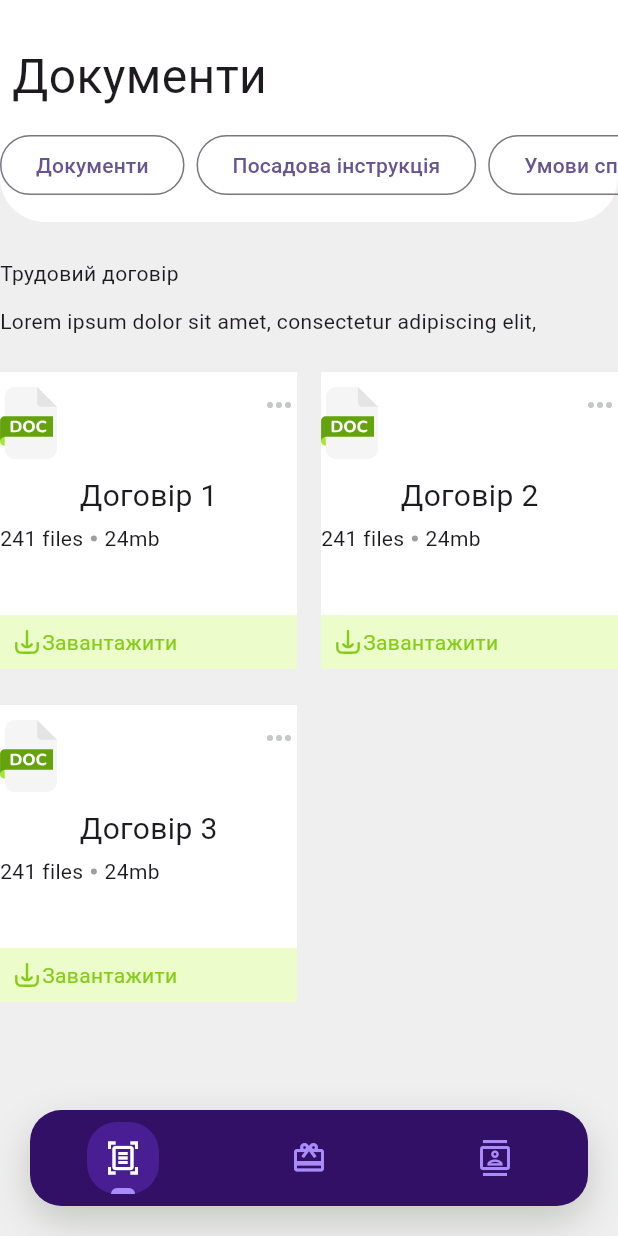
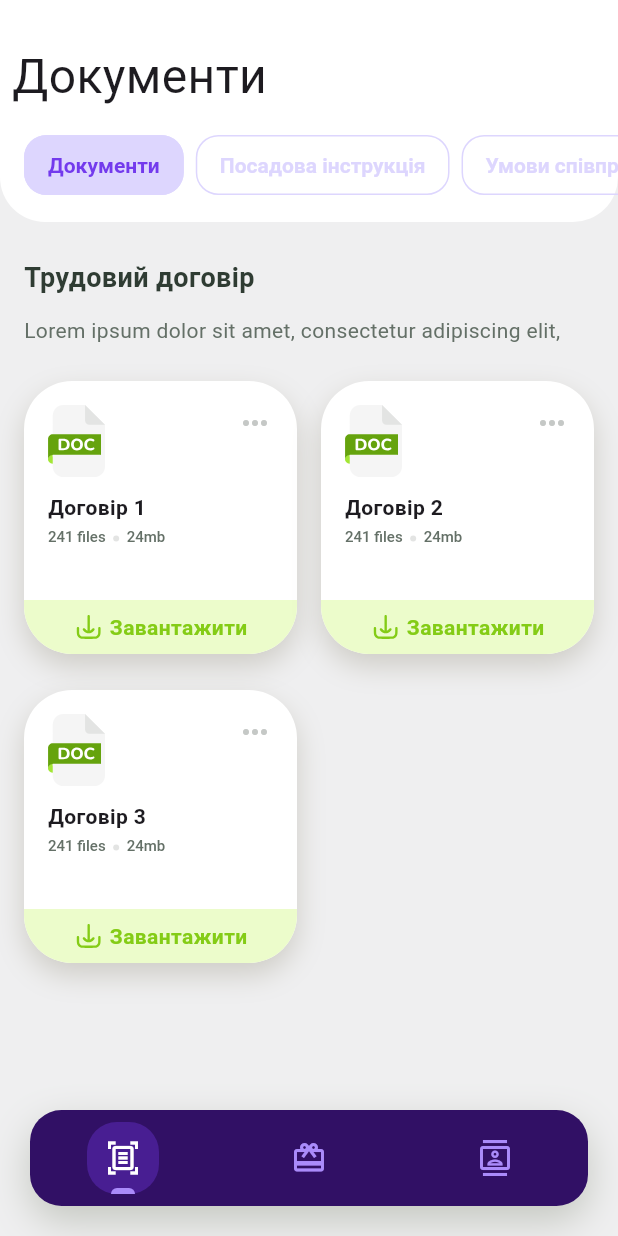
Before and after one commit to krida2000/your-doctor, a Flutter app: the screen it shows after launch, on a phone screen of 412 x 824 dp. Run offline on Flutter 3.47's test engine with Material 3 defaults, Android fonts, the phone set to English and light mode, and no system bars; our stand-ins replace flutter_markdown, flutter_svg, get.

Commit message:
Finish documents tab implementation

```diff
--- a/lib/main.dart
+++ b/lib/main.dart
@@ -1,6 +1,7 @@
 import 'package:flutter/material.dart';
 
 import '/ui/page/home/view.dart';
+import 'theme.dart';
 
 void main() {
   runApp(const App());
@@ -15,6 +16,7 @@ class App extends StatelessWidget {
       theme: ThemeData(
         colorScheme: ColorScheme.fromSeed(seedColor: Colors.deepPurple),
         useMaterial3: true,
+        extensions: const [Style()],
       ),
       debugShowCheckedModeBanner: false,
       home: const HomePage(),
--- /dev/null
+++ b/lib/theme.dart
@@ -0,0 +1,40 @@
+import 'package:flutter/material.dart';
+
+class Style extends ThemeExtension<Style> {
+  const Style({this.fonts = const Fonts()});
+
+  final Fonts fonts;
+
+  @override
+  ThemeExtension<Style> copyWith({Fonts? fonts}) {
+    return Style(fonts: fonts ?? this.fonts);
+  }
+
+  @override
+  ThemeExtension<Style> lerp(covariant ThemeExtension<Style>? other, double t) {
+    // TODO: implement lerp.
+    return Style(fonts: fonts);
+  }
+}
+
+class Fonts {
+  const Fonts();
+
+  TextStyle get xsBold => const TextStyle(
+        fontFamily: 'Roboto',
+        fontSize: 14,
+        fontWeight: FontWeight.w700,
+      );
+
+  TextStyle get xsSemiBold => const TextStyle(
+        fontFamily: 'Roboto',
+        fontSize: 14,
+        fontWeight: FontWeight.w600,
+      );
+
+  TextStyle get xxsMedium => const TextStyle(
+        fontFamily: 'Roboto',
+        fontSize: 10,
+        fontWeight: FontWeight.w500,
+      );
+}
--- a/lib/ui/page/home/tab/bonus/controller.dart
+++ b/lib/ui/page/home/tab/bonus/controller.dart
@@ -1,5 +1,3 @@
 import 'package:get/get.dart';
 
-class BonusTabController extends GetxController {
-
-}
+class BonusTabController extends GetxController {}
--- a/lib/ui/page/home/tab/documents/controller.dart
+++ b/lib/ui/page/home/tab/documents/controller.dart
@@ -27,6 +27,33 @@ class DocumentsTabController extends GetxController {
     ),
   ];
 
+  final List<Document> instructions = [
+    Document(
+      name: 'Договір 1',
+      filesCount: 241,
+      size: 24,
+      type: DocumentType.instruction,
+    ),
+    Document(
+      name: 'Договір 2',
+      filesCount: 241,
+      size: 24,
+      type: DocumentType.instruction,
+    ),
+    Document(
+      name: 'Договір 3',
+      filesCount: 241,
+      size: 24,
+      type: DocumentType.instruction,
+    ),
+    Document(
+      name: 'Договір 4',
+      filesCount: 241,
+      size: 24,
+      type: DocumentType.instruction,
+    ),
+  ];
+
   late final RxInt page = RxInt(pageController.initialPage);
 
   @override
@@ -34,4 +61,10 @@ class DocumentsTabController extends GetxController {
     pageController.dispose();
     super.onClose();
   }
+
+  Future<void> animateToPage(int index) => pageController.animateToPage(
+        index,
+        duration: 200.milliseconds,
+        curve: Curves.linear,
+      );
 }
--- /dev/null
+++ b/lib/ui/page/home/tab/documents/tab/documents.dart
@@ -0,0 +1,62 @@
+import 'package:flutter/material.dart';
+
+import '../widget/document.dart';
+import '/domain/document.dart';
+
+class DocumentsView extends StatelessWidget {
+  const DocumentsView({
+    super.key,
+    this.documents = const [],
+    this.title,
+  });
+
+  final List<Document> documents;
+
+  final String? title;
+
+  @override
+  Widget build(BuildContext context) {
+    return Padding(
+      padding: const EdgeInsets.symmetric(horizontal: 16),
+      child: Column(
+        crossAxisAlignment: CrossAxisAlignment.start,
+        children: [
+          const SizedBox(
+            height: 24,
+          ),
+          if (title != null) ...[
+            Text(
+              title!,
+              style: const TextStyle(
+                color: Color(0xFF2F3C33),
+                fontSize: 18,
+                fontWeight: FontWeight.w700,
+              ),
+            ),
+            const SizedBox(
+              height: 12,
+            )
+          ],
+          const Text(
+            'Lorem ipsum dolor sit amet, consectetur adipiscing elit,',
+            style: TextStyle(color: Color(0xFF647067)),
+          ),
+          const SizedBox(
+            height: 24,
+          ),
+          Expanded(
+            child: GridView.builder(
+              itemCount: documents.length,
+              gridDelegate: const SliverGridDelegateWithFixedCrossAxisCount(
+                crossAxisCount: 2,
+                crossAxisSpacing: 16,
+                mainAxisSpacing: 24,
+              ),
+              itemBuilder: (_, i) => DocumentView(documents[i]),
+            ),
+          ),
+        ],
+      ),
+    );
+  }
+}
--- /dev/null
+++ b/lib/ui/page/home/tab/documents/tab/terms.dart
@@ -0,0 +1,48 @@
+import 'package:flutter/material.dart';
+import 'package:flutter_markdown/flutter_markdown.dart';
+
+class TermsTab extends StatelessWidget {
+  const TermsTab({super.key});
+
+  @override
+  Widget build(BuildContext context) {
+    return const Markdown(
+      data: '''
+# your_doctor
+
+A new Flutter project.
+
+## Getting Started
+
+This project is a starting point for a Flutter application.
+
+A few resources to get you started if this is your first Flutter project:
+
+- [Lab: Write your first Flutter app](https://docs.flutter.dev/get-started/codelab)
+- [Cookbook: Useful Flutter samples](https://docs.flutter.dev/cookbook)
+
+For help getting started with Flutter development, view the
+[online documentation](https://docs.flutter.dev/), which offers tutorials,
+samples, guidance on mobile development, and a full API reference.
+
+
+# your_doctor
+
+A new Flutter project.
+
+## Getting Started
+
+This project is a starting point for a Flutter application.
+
+A few resources to get you started if this is your first Flutter project:
+
+- [Lab: Write your first Flutter app](https://docs.flutter.dev/get-started/codelab)
+- [Cookbook: Useful Flutter samples](https://docs.flutter.dev/cookbook)
+
+For help getting started with Flutter development, view the
+[online documentation](https://docs.flutter.dev/), which offers tutorials,
+samples, guidance on mobile development, and a full API reference.
+      ''',
+    );
+  }
+}
--- a/lib/ui/page/home/tab/documents/view.dart
+++ b/lib/ui/page/home/tab/documents/view.dart
@@ -1,9 +1,11 @@
 import 'package:flutter/material.dart';
 import 'package:get/get.dart';
 
+import '/theme.dart';
 import '/ui/page/home/widget/app_bar.dart';
 import 'controller.dart';
-import 'widget/document.dart';
+import 'tab/documents.dart';
+import 'tab/terms.dart';
 import 'widget/outlined_button.dart';
 
 class DocumentsTab extends StatelessWidget {
@@ -11,6 +13,8 @@ class DocumentsTab extends StatelessWidget {
 
   @override
   Widget build(BuildContext context) {
+    final Style style = Theme.of(context).extension<Style>()!;
+
     return GetBuilder(
       init: DocumentsTabController(),
       builder: (c) {
@@ -25,28 +29,45 @@ class DocumentsTab extends StatelessWidget {
                   height: 40,
                   child: SingleChildScrollView(
                     scrollDirection: Axis.horizontal,
-                    child: Row(
+                    child: Obx(() {
+                      return Row(
                         children: [
                           Padding(
-                          padding: const EdgeInsets.only(right: 8),
+                            padding: const EdgeInsets.only(right: 8, left: 16),
                             child: PrimaryOutlinedButton(
-                            onPressed: () {},
-                            child: const Text('Документи'),
+                              onPressed: () => c.animateToPage(0),
+                              selected: c.page.value == 0,
+                              child: Text(
+                                'Документи',
+                                style: style.fonts.xsSemiBold,
+                              ),
                             ),
                           ),
                           Padding(
                             padding: const EdgeInsets.only(right: 8),
                             child: PrimaryOutlinedButton(
-                            onPressed: () {},
-                            child: const Text('Посадова інструкція'),
+                              onPressed: () => c.animateToPage(1),
+                              selected: c.page.value == 1,
+                              child: Text(
+                                'Посадова інструкція',
+                                style: style.fonts.xsSemiBold,
                               ),
                             ),
-                        PrimaryOutlinedButton(
-                          onPressed: () {},
-                          child: const Text('Умови співпраці'),
+                          ),
+                          Padding(
+                            padding: const EdgeInsets.only(right: 16),
+                            child: PrimaryOutlinedButton(
+                              onPressed: () => c.animateToPage(2),
+                              selected: c.page.value == 2,
+                              child: Text(
+                                'Умови співпраці',
+                                style: style.fonts.xsSemiBold,
+                              ),
+                            ),
                           ),
                         ],
-                    ),
+                      );
+                    }),
                   ),
                 ),
               ),
@@ -54,43 +75,17 @@ class DocumentsTab extends StatelessWidget {
             Expanded(
               child: PageView(
                 controller: c.pageController,
+                onPageChanged: (i) => c.page.value = i,
                 children: [
-                  Column(
-                    crossAxisAlignment: CrossAxisAlignment.start,
-                    children: [
-                      const SizedBox(
-                        height: 24,
+                  DocumentsView(
+                    title: 'Трудовий договір',
+                    documents: c.documents,
                   ),
-                      const Text('Трудовий договір'),
-                      const SizedBox(
-                        height: 12,
+                  DocumentsView(
+                    title: 'Посадова інструкція',
+                    documents: c.instructions,
                   ),
-                      const Text(
-                          'Lorem ipsum dolor sit amet, consectetur adipiscing elit, '),
-                      const SizedBox(
-                        height: 24,
-                      ),
-                      Expanded(
-                        child: GridView.builder(
-                          itemCount: c.documents.length,
-                          gridDelegate: const SliverGridDelegateWithFixedCrossAxisCount(
-                            crossAxisCount: 2,
-                            crossAxisSpacing: 16,
-                            mainAxisSpacing: 24
-                          ),
-                          itemBuilder: (_, i) {
-                            return DocumentView(c.documents[i]);
-                          },
-                        ),
-                      ),
-                    ],
-                  ),
-                  Container(
-                    color: Colors.green,
-                  ),
-                  Container(
-                    color: Colors.blue,
-                  ),
+                  const TermsTab(),
                 ],
               ),
             ),
--- a/lib/ui/page/home/tab/documents/widget/document.dart
+++ b/lib/ui/page/home/tab/documents/widget/document.dart
@@ -2,6 +2,8 @@ import 'package:flutter/material.dart';
 import 'package:flutter_svg/svg.dart';
 
 import '/domain/document.dart';
+import '/theme.dart';
+import '/ui/page/home/widget/widget_button.dart';
 
 class DocumentView extends StatelessWidget {
   const DocumentView(this.document, {super.key});
@@ -10,11 +12,28 @@ class DocumentView extends StatelessWidget {
 
   @override
   Widget build(BuildContext context) {
+    final Style style = Theme.of(context).extension<Style>()!;
+    const double radius = 32;
+
     return Container(
+      decoration: const BoxDecoration(
         color: Colors.white,
+        borderRadius: BorderRadius.all(Radius.circular(radius)),
+        boxShadow: [
+          BoxShadow(
+            color: Color(0x2F3C330D),
+            blurRadius: 16,
+            offset: Offset(0, 8),
+          ),
+        ],
+      ),
       child: Column(
         children: [
-          const SizedBox(height: 10),
+          Padding(
+            padding: const EdgeInsets.all(16.0),
+            child: Column(
+              crossAxisAlignment: CrossAxisAlignment.start,
+              children: [
                 Row(
                   mainAxisAlignment: MainAxisAlignment.spaceBetween,
                   crossAxisAlignment: CrossAxisAlignment.start,
@@ -24,52 +43,78 @@ class DocumentView extends StatelessWidget {
                       width: 38,
                       height: 48,
                     ),
-              const Icon(
+                    WidgetButton(
+                      onPressed: () {},
+                      child: const Icon(
                         Icons.more_horiz,
                         color: Color(0xFFC5C8C6),
+                      ),
                     ),
                   ],
                 ),
                 const SizedBox(height: 10),
-          Text(
-            document.name,
-            style: const TextStyle(fontSize: 20),
+                Text(document.name, style: style.fonts.xsBold),
+                const SizedBox(height: 4),
+                DefaultTextStyle(
+                  style: style.fonts.xxsMedium.copyWith(
+                    color: const Color(0xFF647067),
                   ),
-          const SizedBox(height: 4),
-          Row(
+                  child: Row(
+                    crossAxisAlignment: CrossAxisAlignment.center,
                     children: [
                       Text('${document.filesCount} files'),
                       const SizedBox(width: 5),
-              Container(
+                      Padding(
+                        padding: const EdgeInsets.only(top: 2),
+                        child: Container(
                           width: 4,
                           height: 4,
                           decoration: const BoxDecoration(
-                    color: Colors.grey, shape: BoxShape.circle),
+                            color: Color(0xFFE3E4E3),
+                            shape: BoxShape.circle,
+                          ),
+                        ),
                       ),
                       const SizedBox(width: 5),
                       Text('${document.size}mb'),
                     ],
                   ),
+                ),
+              ],
+            ),
+          ),
           const Spacer(),
-          const SizedBox(height: 10),
           Container(
-            color: const Color(0xFFECFCCB),
+            decoration: const BoxDecoration(
+              color: Color(0xFFECFCCB),
+              borderRadius: BorderRadius.only(
+                bottomLeft: Radius.circular(radius),
+                bottomRight: Radius.circular(radius),
+              ),
+            ),
+            child: WidgetButton(
+              onPressed: () {},
               child: Padding(
                 padding: const EdgeInsets.all(8.0),
                 child: Row(
+                  mainAxisAlignment: MainAxisAlignment.center,
                   children: [
                     SvgPicture.asset(
                       'assets/icons/download.svg',
                       width: 20,
                       height: 20,
                     ),
+                    const SizedBox(width: 4),
                     const Text(
                       'Завантажити',
                       style: TextStyle(
                         color: Color(0xFF84CC16),
+                        fontSize: 14,
+                        fontWeight: FontWeight.w600,
                       ),
                     )
                   ],
+                ),
               ),
             ),
           ),
--- a/lib/ui/page/home/tab/documents/widget/outlined_button.dart
+++ b/lib/ui/page/home/tab/documents/widget/outlined_button.dart
@@ -18,7 +18,22 @@ class PrimaryOutlinedButton extends StatelessWidget {
   Widget build(BuildContext context) {
     return OutlinedButton(
       onPressed: onPressed,
-      child: child,
+      style: OutlinedButton.styleFrom(
+        minimumSize: const Size(1, 40),
+        side: const BorderSide(color: Color(0xFFDDD6FE), width: 1),
+        shape: RoundedRectangleBorder(
+          borderRadius: BorderRadius.circular(15),
+        ),
+        backgroundColor: selected ? const Color(0xFFDDD6FE) : null,
+        foregroundColor:
+            selected ? const Color(0xFF733AED) : const Color(0xFFDDD6FE),
+        textStyle: const TextStyle(
+          fontSize: 14,
+          fontWeight: FontWeight.w600,
+        ),
+        padding: const EdgeInsets.symmetric(horizontal: 16),
+      ),
+      child: Center(child: child),
     );
   }
 }
--- /dev/null
+++ b/lib/ui/page/home/widget/widget_button.dart
@@ -0,0 +1,20 @@
+import 'package:flutter/material.dart';
+
+class WidgetButton extends StatelessWidget {
+  const WidgetButton({super.key, required this.child, this.onPressed});
+
+  final Widget child;
+
+  final void Function()? onPressed;
+
+  @override
+  Widget build(BuildContext context) {
+    return MouseRegion(
+      cursor: onPressed != null ? SystemMouseCursors.click : MouseCursor.defer,
+      child: GestureDetector(
+        onTap: onPressed,
+        child: child,
+      ),
+    );
+  }
+}
```
Also changed, not shown: lib/ui/page/home/controller.dart (+4 -4 lines), pubspec.yaml (+19 -0 lines), assets/fonts/Roboto-Black.ttf (added), assets/fonts/Roboto-Bold.ttf (added), assets/fonts/Roboto-Light.ttf (added), assets/fonts/Roboto-Medium.ttf (added), assets/fonts/Roboto-Regular.ttf (added), assets/fonts/Roboto-Semibold.ttf (added), assets/fonts/Roboto-Thin.ttf (added), pubspec.lock. Lines whose indentation alone changed are shown as unchanged.
